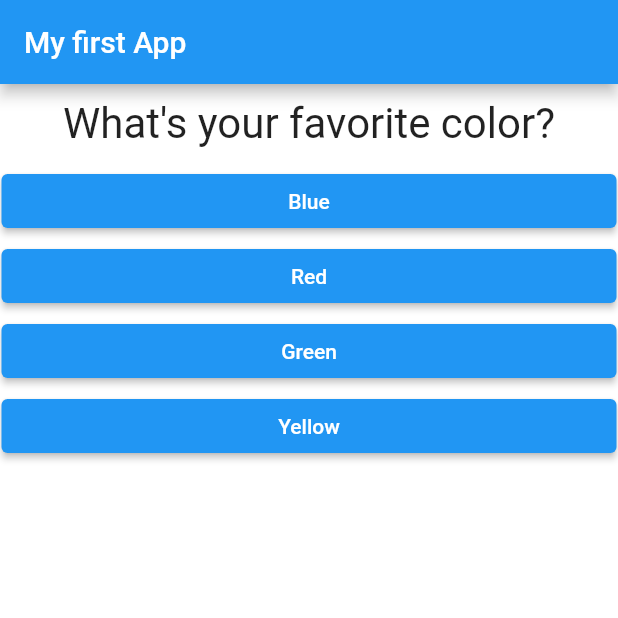
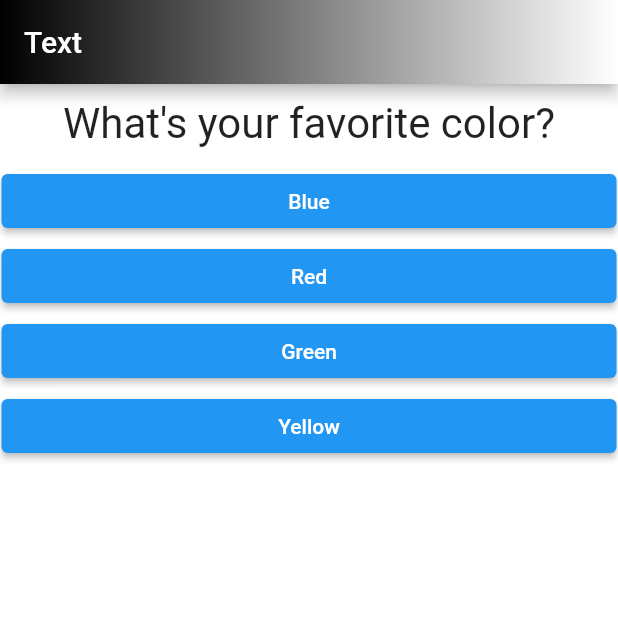
Before and after one commit to ricci1710/flutter_dart_guide, a Flutter app: the screen it shows after launch, on a phone screen of 412 x 824 dp, the top half of it. Run offline on Flutter 3.47's test engine with Material 2 defaults, Android fonts, the light colour scheme and no system bars.

```diff
--- /dev/null
+++ b/lib/gradientappbar.dart
@@ -0,0 +1,15 @@
+import 'package:flutter/material.dart';
+
+class GradientAppBar extends AppBar {
+  final List<Color> gradientColors;
+
+  GradientAppBar({super.key, required Widget title, required this.gradientColors})
+      : super(
+          title: title,
+          flexibleSpace: Container(
+            decoration: BoxDecoration(
+              gradient: LinearGradient(colors: gradientColors),
+            ),
+          ),
+        );
+}
--- a/lib/main.dart
+++ b/lib/main.dart
@@ -1,4 +1,5 @@
 import 'package:flutter/material.dart';
+import 'package:flutter_dart_guide/gradientappbar.dart';
 import 'package:flutter_dart_guide/quiz.dart';
 import 'package:flutter_dart_guide/result.dart';
 
@@ -60,8 +61,9 @@ class _MyAppState extends State<MyApp> {
       debugShowCheckedModeBanner: false,
       home: Scaffold(
         backgroundColor: Colors.white,
-        appBar: AppBar(
-          title: const Text('My first App'),
+        appBar: GradientAppBar(
+          title: const Text('Text'),
+          gradientColors: const [Colors.black, Colors.white],
         ),
         body: _questionIndex < _questions.length
             ? Quiz(
```
